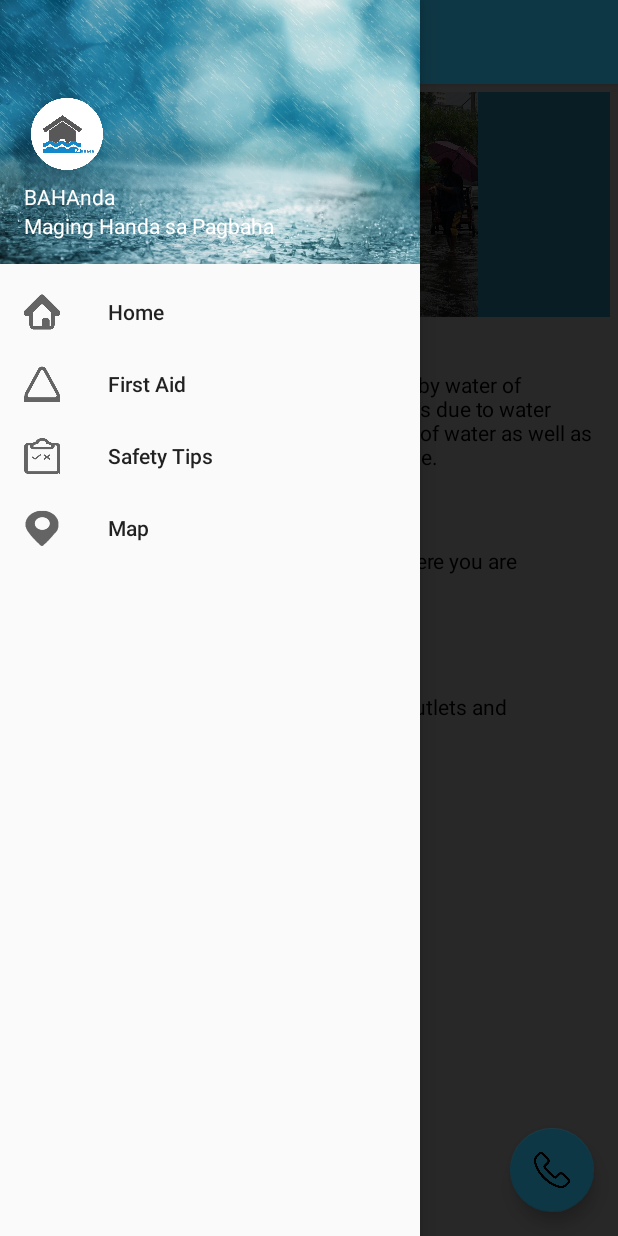
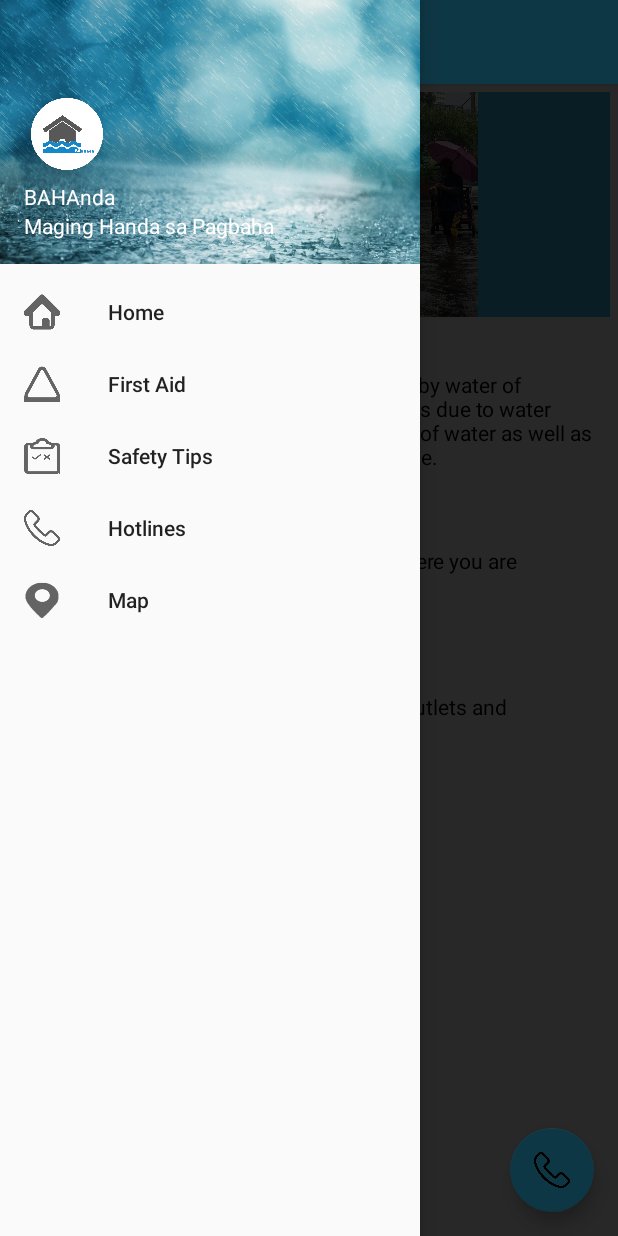
Before and after one commit to 2015084962/BAHAnda, an Android app: the screen it shows after launch (MainActivity), with the side drawer open, on a phone screen of 412 x 824 dp. Run offline under Robolectric (Android 15) with nearby library versions, the phone set to English and light mode, and no system bars.

Commit message:
Updated, All are working.

```diff
--- a/app/build.gradle
+++ b/app/build.gradle
@@ -30,6 +30,6 @@ dependencies {
     implementation 'com.android.support:gridlayout-v7:28.0.0'
     implementation files('libs/YouTubeAndroidPlayerApi.jar')
     implementation 'com.google.android.gms:play-services-maps:16.0.0'
-    implementation "com.google.android.gms:play-services-location:15.0.1"
-    implementation "com.google.android.gms:play-services-places:16.0.0"
+    implementation 'com.google.android.gms:play-services-location:15.0.1'
+    implementation 'com.google.android.gms:play-services-places:16.0.0'
 }
--- a/app/src/main/java/com/cornell/diaz/map_activity.java
+++ b/app/src/main/java/com/cornell/diaz/map_activity.java
@@ -240,6 +240,10 @@ public class map_activity extends AppCompatActivity
                 i = new Intent(map_activity.this, map_activity.class);
                 startActivity(i);
                 overridePendingTransition(R.anim.slide_in_right, R.anim.slide_out_right);
+                break;
+
+            case R.id.nav_hotlines:
+                callHotlines();
                 break;
         }
         drawer = (DrawerLayout) findViewById(R.id.drawer_layout);
--- a/app/src/main/res/layout/content_firstaid_activity.xml
+++ b/app/src/main/res/layout/content_firstaid_activity.xml
@@ -106,7 +106,8 @@
                 android:id="@+id/fragmentyoutubeplayer"
                 class="com.google.android.youtube.player.YouTubePlayerFragment"
                 android:layout_width="match_parent"
-                android:layout_height="165dp" />
+                android:layout_height="165dp"
+                android:layout_marginBottom="70dp" />
 
 
         </LinearLayout>
--- a/app/src/main/res/menu/activity_main_drawer.xml
+++ b/app/src/main/res/menu/activity_main_drawer.xml
@@ -16,15 +16,18 @@
             android:id="@+id/nav_safetytips"
             android:icon="@drawable/menu_safety_tips"
             android:title="Safety Tips" />
+
+        <item
+            android:id="@+id/nav_hotlines"
+            android:icon="@drawable/menu_hotline"
+            android:title="Hotlines" />
+
         <item
             android:id="@+id/nav_map"
             android:icon="@drawable/menu_map"
             android:title="Map" />
 
-        <!--<item-->
-            <!--android:id="@+id/nav_hotlines"-->
-            <!--android:icon="@drawable/menu_hotline"-->
-            <!--android:title="Hotlines" />-->
+
 
     </group>
 
--- a/app/src/main/res/values/strings.xml
+++ b/app/src/main/res/values/strings.xml
@@ -17,6 +17,7 @@
     <string name="safety_tips">Safety Tips</string>
     <string name="maps">Maps</string>
     <string name="hotlines">Hotlines</string>
+
     <!--Safety Tips Strings-->
     <string name="SafetyTip_1">Ensure someone always knows where you are</string>
     <string name="SafetyTip_2">Keep up with the news.</string>
```
Also changed, not shown: app/src/main/java/com/cornell/diaz/MainActivity.java (+4 -7 lines), app/src/main/java/com/cornell/diaz/firstaid_activity.java (+7 -11 lines), app/src/main/java/com/cornell/diaz/safetytips_activity.java (+4 -7 lines).
